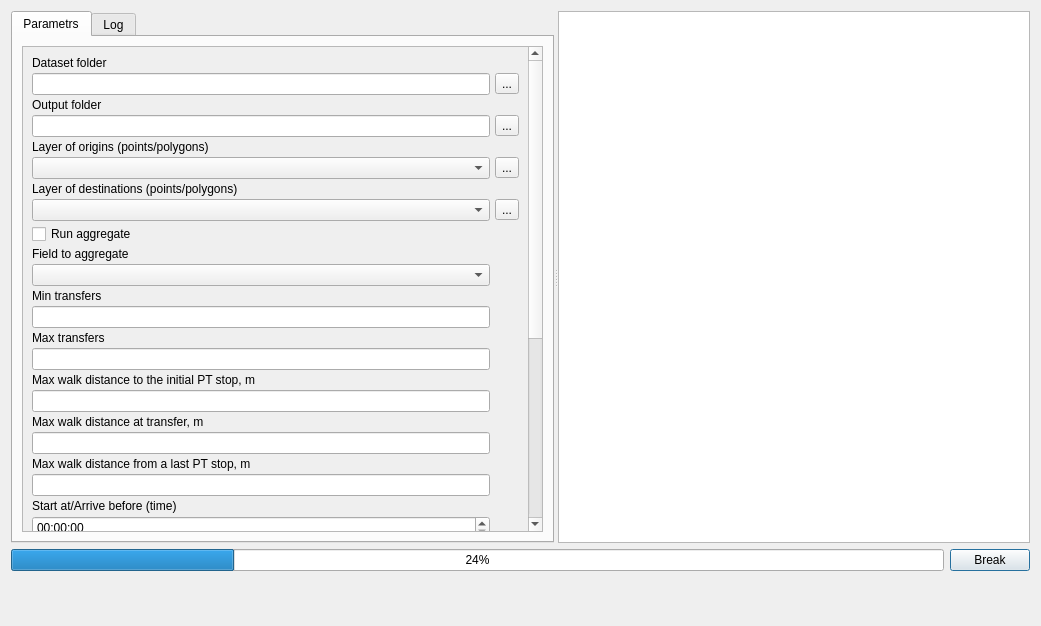
This is tau_net_calc/raptor.ui in geosimlab/accessibility as Qt 5 draws it before an edit. The edited form follows.
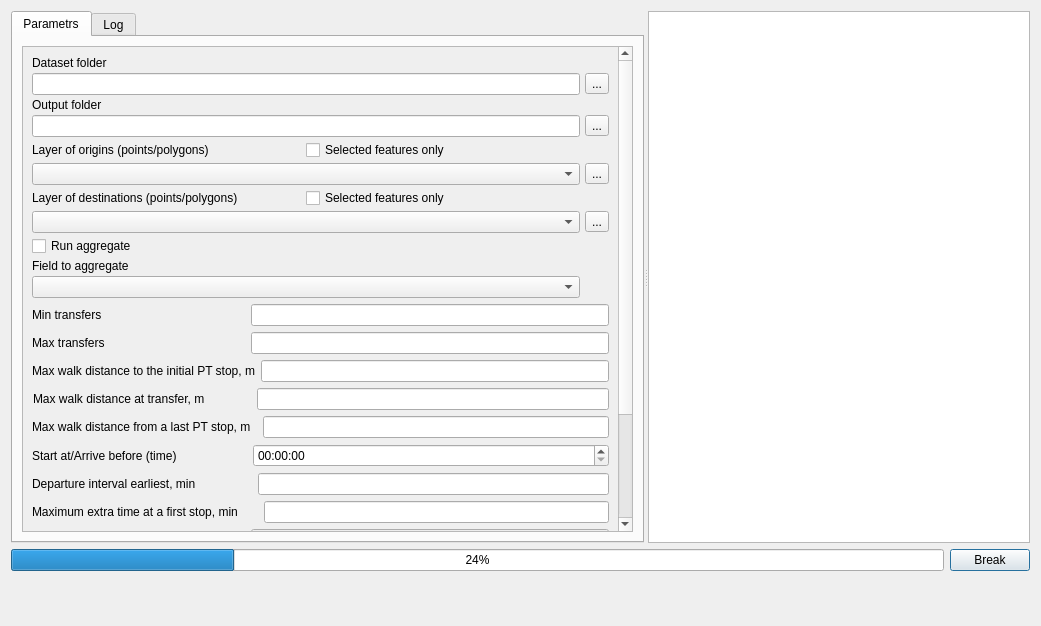
This is the edited form. Icons and pictures are not drawn. Custom widgets are drawn as their Qt base class.

Patch:
```diff
--- a/tau_net_calc/raptor.ui
+++ b/tau_net_calc/raptor.ui
@@ -53,8 +53,8 @@
             <rect>
              <x>0</x>
              <y>0</y>
-             <width>489</width>
-             <height>743</height>
+             <width>572</width>
+             <height>612</height>
             </rect>
            </property>
            <layout class="QVBoxLayout" name="verticalLayout_2">
@@ -66,78 +66,16 @@
               <property name="verticalSpacing">
                <number>3</number>
               </property>
-              <item row="5" column="1">
-               <widget class="QToolButton" name="toolButton_layer_refresh">
-                <property name="text">
-                 <string>...</string>
-                </property>
-                <property name="icon">
-                 <iconset>
-                  <normaloff>refresh.png</normaloff>refresh.png</iconset>
-                </property>
-               </widget>
+              <item row="1" column="0">
+               <widget class="QLineEdit" name="txtPathToPKL"/>
               </item>
-              <item row="30" column="0">
-               <widget class="QLabel" name="label_21">
-                <property name="text">
-                 <string>Start at/Arrive before (time)</string>
-                </property>
-               </widget>
-              </item>
-              <item row="46" column="0">
-               <widget class="QLabel" name="lblTimeInterval">
-                <property name="text">
-                 <string>Time interval between stored maps (min)</string>
-                </property>
-               </widget>
-              </item>
-              <item row="34" column="0">
-               <widget class="QLineEdit" name="txtDepartureInterval"/>
-              </item>
-              <item row="42" column="0">
-               <widget class="QLabel" name="label_23">
-                <property name="text">
-                 <string>Maximal waiting time at transfer stop, min</string>
-                </property>
-               </widget>
-              </item>
-              <item row="39" column="0">
-               <widget class="QLineEdit" name="txtSpeed">
-                <property name="inputMethodHints">
-                 <set>Qt::ImhDialableCharactersOnly|Qt::ImhDigitsOnly|Qt::ImhPreferNumbers</set>
-                </property>
-               </widget>
-              </item>
-              <item row="27" column="0">
-               <widget class="QLineEdit" name="txtMaxWalkDist2"/>
-              </item>
-              <item row="12" column="0">
-               <widget class="QLabel" name="label_15">
-                <property name="text">
-                 <string>Min transfers</string>
-                </property>
-               </widget>
-              </item>
-              <item row="3" column="0">
-               <widget class="QLineEdit" name="txtPathToProtocols"/>
-              </item>
-              <item row="25" column="0">
-               <widget class="QLineEdit" name="txtMaxWalkDist1"/>
-              </item>
-              <item row="8" column="0">
+              <item row="11" column="0">
                <widget class="QCheckBox" name="cbUseFields">
                 <property name="text">
                  <string>Run aggregate</string>
                 </property>
                </widget>
               </item>
-              <item row="40" column="0">
-               <widget class="QLabel" name="lblMaxWaitTime">
-                <property name="text">
-                 <string>Maximal waiting time at initial stop, min</string>
-                </property>
-               </widget>
-              </item>
               <item row="1" column="1">
                <widget class="QToolButton" name="toolButton_PKL">
                 <property name="text">
@@ -145,23 +83,73 @@
                 </property>
                </widget>
               </item>
-              <item row="29" column="0">
-               <widget class="QLineEdit" name="txtMaxWalkDist3"/>
+              <item row="3" column="0">
+               <widget class="QLineEdit" name="txtPathToProtocols"/>
               </item>
-              <item row="47" column="0">
-               <widget class="QLineEdit" name="txtTimeInterval"/>
+              <item row="2" column="0">
+               <widget class="QLabel" name="label_13">
+                <property name="text">
+                 <string>Output folder</string>
+                </property>
+               </widget>
               </item>
-              <item row="35" column="0">
-               <widget class="QLabel" name="lblMaxExtraTime">
+              <item row="6" column="0">
+               <layout class="QHBoxLayout" name="horizontalLayout_6">
+                <item>
+                 <widget class="QLabel" name="label_17">
+                  <property name="text">
+                   <string>Layer of origins (points/polygons)</string>
+                  </property>
+                 </widget>
+                </item>
+                <item>
+                 <widget class="QCheckBox" name="cbSelectedOnly1">
+                  <property name="text">
+                   <string>Selected features only</string>
+                  </property>
+                 </widget>
+                </item>
+               </layout>
+              </item>
+              <item row="3" column="1">
+               <widget class="QToolButton" name="toolButton_protocol">
                 <property name="text">
-                 <string>Maximum extra time at a first stop, min</string>
+                 <string>...</string>
                 </property>
                </widget>
               </item>
-              <item row="19" column="0">
-               <widget class="QLineEdit" name="txtMaxTransfers"/>
+              <item row="0" column="0">
+               <widget class="QLabel" name="label_19">
+                <property name="text">
+                 <string>Dataset folder</string>
+                </property>
+               </widget>
               </item>
               <item row="7" column="1">
+               <widget class="QToolButton" name="toolButton_layer_refresh">
+                <property name="text">
+                 <string>...</string>
+                </property>
+                <property name="icon">
+                 <iconset>
+                  <normaloff>refresh.png</normaloff>refresh.png</iconset>
+                </property>
+               </widget>
+              </item>
+              <item row="10" column="0">
+               <widget class="QComboBox" name="cmbLayersDest"/>
+              </item>
+              <item row="14" column="0">
+               <widget class="QComboBox" name="cmbFields"/>
+              </item>
+              <item row="12" column="0">
+               <widget class="QLabel" name="lblFields">
+                <property name="text">
+                 <string>Field to aggregate</string>
+                </property>
+               </widget>
+              </item>
+              <item row="10" column="1">
                <widget class="QToolButton" name="toolButton_layer_dest_refresh">
                 <property name="text">
                  <string>...</string>
@@ -173,85 +161,123 @@
                 </property>
                </widget>
               </item>
-              <item row="6" column="0">
-               <widget class="QLabel" name="label_5">
-                <property name="text">
-                 <string>Layer of destinations (points/polygons) </string>
-                </property>
-               </widget>
-              </item>
-              <item row="11" column="0">
-               <widget class="QComboBox" name="cmbFields"/>
-              </item>
               <item row="7" column="0">
-               <widget class="QComboBox" name="cmbLayersDest"/>
-              </item>
-              <item row="36" column="0">
-               <widget class="QLineEdit" name="txtMaxExtraTime"/>
-              </item>
-              <item row="38" column="0">
-               <widget class="QLabel" name="label_4">
-                <property name="text">
-                 <string>Walking speed (km/h)</string>
+               <widget class="QComboBox" name="cmbLayers">
+                <property name="mouseTracking">
+                 <bool>false</bool>
                 </property>
                </widget>
               </item>
-              <item row="2" column="0">
-               <widget class="QLabel" name="label_13">
+              <item row="8" column="0">
+               <layout class="QHBoxLayout" name="horizontalLayout_17">
+                <item>
+                 <widget class="QLabel" name="label_5">
+                  <property name="text">
+                   <string>Layer of destinations (points/polygons) </string>
+                  </property>
+                 </widget>
+                </item>
+                <item>
+                 <widget class="QCheckBox" name="cbSelectedOnly2">
+                  <property name="text">
+                   <string>Selected features only</string>
+                  </property>
+                 </widget>
+                </item>
+               </layout>
+              </item>
+             </layout>
+            </item>
+            <item>
+             <layout class="QHBoxLayout" name="horizontalLayout_4">
+              <item>
+               <widget class="QLabel" name="label_15">
                 <property name="text">
-                 <string>Output folder</string>
+                 <string>Min transfers                                           </string>
                 </property>
                </widget>
               </item>
-              <item row="41" column="0">
-               <widget class="QLineEdit" name="txtMaxWaitTime"/>
+              <item>
+               <widget class="QLineEdit" name="txtMinTransfers"/>
               </item>
-              <item row="1" column="0">
-               <widget class="QLineEdit" name="txtPathToPKL"/>
-              </item>
-              <item row="17" column="0">
+             </layout>
+            </item>
+            <item>
+             <layout class="QHBoxLayout" name="horizontalLayout_5">
+              <item>
                <widget class="QLabel" name="label_16">
                 <property name="text">
-                 <string>Max transfers</string>
+                 <string>Max transfers                                          </string>
                 </property>
                </widget>
               </item>
-              <item row="43" column="0">
-               <widget class="QLineEdit" name="txtMaxWaitTimeTransfer"/>
+              <item>
+               <widget class="QLineEdit" name="txtMaxTransfers"/>
               </item>
-              <item row="24" column="0">
+             </layout>
+            </item>
+            <item>
+             <layout class="QHBoxLayout" name="horizontalLayout_3">
+              <item>
                <widget class="QLabel" name="lbMaxWalkDistanceInitial">
                 <property name="text">
                  <string>Max walk distance to the initial PT stop, m</string>
                 </property>
                </widget>
               </item>
-              <item row="4" column="0">
-               <widget class="QLabel" name="label_17">
+              <item>
+               <widget class="QLineEdit" name="txtMaxWalkDist1"/>
+              </item>
+             </layout>
+            </item>
+            <item>
+             <layout class="QHBoxLayout" name="horizontalLayout_7">
+              <property name="leftMargin">
+               <number>1</number>
+              </property>
+              <item>
+               <widget class="QLabel" name="label_14">
                 <property name="text">
-                 <string>Layer of origins (points/polygons) </string>
+                 <string>Max walk distance at transfer, m              </string>
                 </property>
                </widget>
               </item>
-              <item row="45" column="0">
-               <widget class="QLineEdit" name="txtMaxTimeTravel"/>
+              <item>
+               <widget class="QLineEdit" name="txtMaxWalkDist2"/>
               </item>
-              <item row="32" column="0">
-               <widget class="QLabel" name="lblDepartureInterval">
+             </layout>
+            </item>
+            <item>
+             <layout class="QHBoxLayout" name="horizontalLayout_8">
+              <item>
+               <widget class="QLabel" name="label_20">
                 <property name="text">
-                 <string>Departure interval earliest, min</string>
+                 <string>Max walk distance from a last PT stop, m  </string>
                 </property>
                </widget>
               </item>
-              <item row="0" column="0">
-               <widget class="QLabel" name="label_19">
+              <item>
+               <widget class="QLineEdit" name="txtMaxWalkDist3"/>
+              </item>
+             </layout>
+            </item>
+            <item>
+             <layout class="QHBoxLayout" name="horizontalLayout_9">
+              <item>
+               <widget class="QLabel" name="label_21">
                 <property name="text">
-                 <string>Dataset folder</string>
+                 <string>Start at/Arrive before (time)                     </string>
                 </property>
                </widget>
               </item>
-              <item row="31" column="0">
+              <item>
                <widget class="QgsDateTimeEdit" name="dtStartTime">
+                <property name="sizePolicy">
+                 <sizepolicy hsizetype="Expanding" vsizetype="Fixed">
+                  <horstretch>0</horstretch>
+                  <verstretch>0</verstretch>
+                 </sizepolicy>
+                </property>
                 <property name="maximumDate">
                  <date>
                   <year>2024</year>
@@ -264,50 +290,107 @@
                 </property>
                </widget>
               </item>
-              <item row="3" column="1">
-               <widget class="QToolButton" name="toolButton_protocol">
+             </layout>
+            </item>
+            <item>
+             <layout class="QHBoxLayout" name="horizontalLayout_10">
+              <item>
+               <widget class="QLabel" name="lblDepartureInterval">
                 <property name="text">
-                 <string>...</string>
+                 <string>Departure interval earliest, min                 </string>
                 </property>
                </widget>
               </item>
-              <item row="9" column="0">
-               <widget class="QLabel" name="lblFields">
+              <item>
+               <widget class="QLineEdit" name="txtDepartureInterval"/>
+              </item>
+             </layout>
+            </item>
+            <item>
+             <layout class="QHBoxLayout" name="horizontalLayout_11">
+              <item>
+               <widget class="QLabel" name="lblMaxExtraTime">
                 <property name="text">
-                 <string>Field to aggregate</string>
+                 <string>Maximum extra time at a first stop, min      </string>
                 </property>
                </widget>
               </item>
-              <item row="44" column="0">
+              <item>
+               <widget class="QLineEdit" name="txtMaxExtraTime"/>
+              </item>
+             </layout>
+            </item>
+            <item>
+             <layout class="QHBoxLayout" name="horizontalLayout_12">
+              <item>
+               <widget class="QLabel" name="label_4">
+                <property name="text">
+                 <string>Walking speed (km/h)                             </string>
+                </property>
+               </widget>
+              </item>
+              <item>
+               <widget class="QLineEdit" name="txtSpeed">
+                <property name="inputMethodHints">
+                 <set>Qt::ImhDialableCharactersOnly|Qt::ImhDigitsOnly|Qt::ImhPreferNumbers</set>
+                </property>
+               </widget>
+              </item>
+             </layout>
+            </item>
+            <item>
+             <layout class="QHBoxLayout" name="horizontalLayout_13">
+              <item>
+               <widget class="QLabel" name="lblMaxWaitTime">
+                <property name="text">
+                 <string>Maximal waiting time at initial stop, min      </string>
+                </property>
+               </widget>
+              </item>
+              <item>
+               <widget class="QLineEdit" name="txtMaxWaitTime"/>
+              </item>
+             </layout>
+            </item>
+            <item>
+             <layout class="QHBoxLayout" name="horizontalLayout_14">
+              <item>
+               <widget class="QLabel" name="label_23">
+                <property name="text">
+                 <string>Maximal waiting time at transfer stop, min  </string>
+                </property>
+               </widget>
+              </item>
+              <item>
+               <widget class="QLineEdit" name="txtMaxWaitTimeTransfer"/>
+              </item>
+             </layout>
+            </item>
+            <item>
+             <layout class="QHBoxLayout" name="horizontalLayout_15">
+              <item>
                <widget class="QLabel" name="label_24">
                 <property name="text">
-                 <string>Maximal time travel, min</string>
+                 <string>Maximal time travel, min                            </string>
                 </property>
                </widget>
               </item>
-              <item row="28" column="0">
-               <widget class="QLabel" name="label_20">
-                <property name="text">
-                 <string>Max walk distance from a last PT stop, m</string>
-                </property>
-               </widget>
+              <item>
+               <widget class="QLineEdit" name="txtMaxTimeTravel"/>
               </item>
-              <item row="5" column="0">
-               <widget class="QComboBox" name="cmbLayers">
-                <property name="mouseTracking">
-                 <bool>false</bool>
-                </property>
-               </widget>
-              </item>
-              <item row="26" column="0">
-               <widget class="QLabel" name="label_14">
+             </layout>
+            </item>
+            <item>
+             <layout class="QHBoxLayout" name="horizontalLayout_16">
+              <item>
+               <widget class="QLabel" name="lblTimeInterval">
                 <property name="text">
-                 <string>Max walk distance at transfer, m</string>
+                 <string>Time interval between stored maps (min)   </string>
                 </property>
                </widget>
               </item>
-              <item row="13" column="0">
-               <widget class="QLineEdit" name="txtMinTransfers"/>
+              <item>
+               <widget class="QLineEdit" name="txtTimeInterval"/>
               </item>
              </layout>
             </item>
```
Left out of the diff: 10 changed lines with no effect on the pictures.
